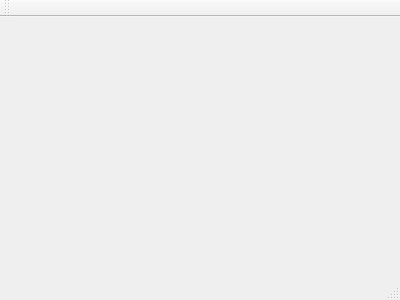
pmaprog/miem, file miem/2_year/lab1_3/mainwindow.ui: the form before one commit.
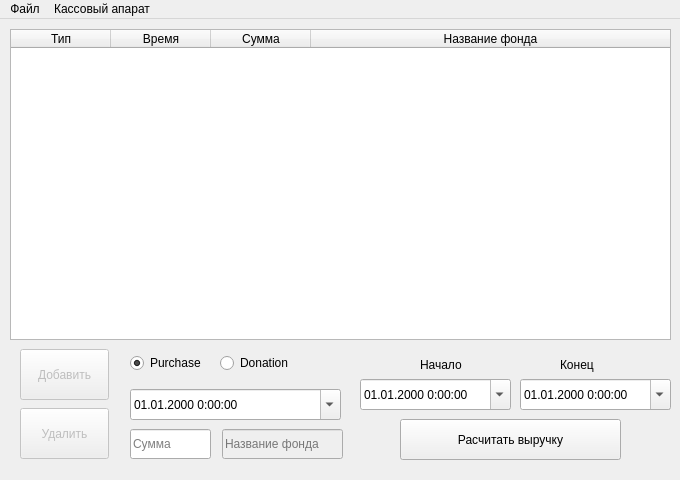
The form after the commit.

Patch:
```diff
--- a/miem/2_year/lab1_3/mainwindow.ui
+++ b/miem/2_year/lab1_3/mainwindow.ui
@@ -1,24 +1,302 @@
 <ui version="4.0">
  <class>MainWindow</class>
- <widget class="QMainWindow" name="MainWindow" >
-  <property name="geometry" >
+ <widget class="QMainWindow" name="MainWindow">
+  <property name="geometry">
    <rect>
     <x>0</x>
     <y>0</y>
-    <width>400</width>
-    <height>300</height>
+    <width>680</width>
+    <height>480</height>
    </rect>
   </property>
-  <property name="windowTitle" >
-   <string>MainWindow</string>
+  <property name="sizePolicy">
+   <sizepolicy hsizetype="Preferred" vsizetype="Preferred">
+    <horstretch>0</horstretch>
+    <verstretch>0</verstretch>
+   </sizepolicy>
   </property>
-  <widget class="QMenuBar" name="menuBar" />
-  <widget class="QToolBar" name="mainToolBar" />
-  <widget class="QWidget" name="centralWidget" />
-  <widget class="QStatusBar" name="statusBar" />
+  <property name="windowTitle">
+   <string>Кассовый аппарат</string>
+  </property>
+  <widget class="QWidget" name="centralWidget">
+   <widget class="QTableWidget" name="table">
+    <property name="enabled">
+     <bool>true</bool>
+    </property>
+    <property name="geometry">
+     <rect>
+      <x>10</x>
+      <y>10</y>
+      <width>661</width>
+      <height>311</height>
+     </rect>
+    </property>
+    <property name="editTriggers">
+     <set>QAbstractItemView::NoEditTriggers</set>
+    </property>
+    <property name="selectionBehavior">
+     <enum>QAbstractItemView::SelectRows</enum>
+    </property>
+    <attribute name="horizontalHeaderStretchLastSection">
+     <bool>true</bool>
+    </attribute>
+    <column>
+     <property name="text">
+      <string>Тип</string>
+     </property>
+    </column>
+    <column>
+     <property name="text">
+      <string>Время</string>
+     </property>
+    </column>
+    <column>
+     <property name="text">
+      <string>Сумма</string>
+     </property>
+    </column>
+    <column>
+     <property name="text">
+      <string>Название фонда</string>
+     </property>
+    </column>
+   </widget>
+   <widget class="QPushButton" name="btnPush">
+    <property name="enabled">
+     <bool>false</bool>
+    </property>
+    <property name="geometry">
+     <rect>
+      <x>20</x>
+      <y>330</y>
+      <width>89</width>
+      <height>51</height>
+     </rect>
+    </property>
+    <property name="text">
+     <string>Добавить</string>
+    </property>
+   </widget>
+   <widget class="QLineEdit" name="leAmount">
+    <property name="geometry">
+     <rect>
+      <x>130</x>
+      <y>410</y>
+      <width>81</width>
+      <height>30</height>
+     </rect>
+    </property>
+    <property name="styleSheet">
+     <string notr="true"/>
+    </property>
+    <property name="text">
+     <string/>
+    </property>
+    <property name="placeholderText">
+     <string>Сумма</string>
+    </property>
+   </widget>
+   <widget class="QLineEdit" name="leFundName">
+    <property name="enabled">
+     <bool>false</bool>
+    </property>
+    <property name="geometry">
+     <rect>
+      <x>222</x>
+      <y>410</y>
+      <width>121</width>
+      <height>30</height>
+     </rect>
+    </property>
+    <property name="text">
+     <string/>
+    </property>
+    <property name="placeholderText">
+     <string>Название фонда</string>
+    </property>
+   </widget>
+   <widget class="QDateTimeEdit" name="dteTime">
+    <property name="geometry">
+     <rect>
+      <x>130</x>
+      <y>370</y>
+      <width>211</width>
+      <height>31</height>
+     </rect>
+    </property>
+    <property name="displayFormat">
+     <string>dd.MM.yyyy H:mm:ss</string>
+    </property>
+    <property name="calendarPopup">
+     <bool>true</bool>
+    </property>
+   </widget>
+   <widget class="QRadioButton" name="rbPurchase">
+    <property name="geometry">
+     <rect>
+      <x>130</x>
+      <y>330</y>
+      <width>111</width>
+      <height>28</height>
+     </rect>
+    </property>
+    <property name="text">
+     <string>Purchase</string>
+    </property>
+    <property name="checked">
+     <bool>true</bool>
+    </property>
+   </widget>
+   <widget class="QRadioButton" name="rbDonation">
+    <property name="geometry">
+     <rect>
+      <x>220</x>
+      <y>330</y>
+      <width>121</width>
+      <height>28</height>
+     </rect>
+    </property>
+    <property name="text">
+     <string>Donation</string>
+    </property>
+   </widget>
+   <widget class="QPushButton" name="btnPop">
+    <property name="enabled">
+     <bool>false</bool>
+    </property>
+    <property name="geometry">
+     <rect>
+      <x>20</x>
+      <y>389</y>
+      <width>89</width>
+      <height>51</height>
+     </rect>
+    </property>
+    <property name="text">
+     <string>Удалить</string>
+    </property>
+   </widget>
+   <widget class="QDateTimeEdit" name="time1">
+    <property name="geometry">
+     <rect>
+      <x>360</x>
+      <y>360</y>
+      <width>151</width>
+      <height>31</height>
+     </rect>
+    </property>
+    <property name="displayFormat">
+     <string>dd.MM.yyyy H:mm:ss</string>
+    </property>
+    <property name="calendarPopup">
+     <bool>true</bool>
+    </property>
+   </widget>
+   <widget class="QDateTimeEdit" name="time2">
+    <property name="geometry">
+     <rect>
+      <x>520</x>
+      <y>360</y>
+      <width>151</width>
+      <height>31</height>
+     </rect>
+    </property>
+    <property name="displayFormat">
+     <string>dd.MM.yyyy H:mm:ss</string>
+    </property>
+    <property name="calendarPopup">
+     <bool>true</bool>
+    </property>
+   </widget>
+   <widget class="QPushButton" name="btnCalc">
+    <property name="geometry">
+     <rect>
+      <x>400</x>
+      <y>400</y>
+      <width>221</width>
+      <height>41</height>
+     </rect>
+    </property>
+    <property name="text">
+     <string>Расчитать выручку</string>
+    </property>
+   </widget>
+   <widget class="QLabel" name="lblTime1">
+    <property name="geometry">
+     <rect>
+      <x>420</x>
+      <y>330</y>
+      <width>51</width>
+      <height>31</height>
+     </rect>
+    </property>
+    <property name="text">
+     <string>Начало</string>
+    </property>
+   </widget>
+   <widget class="QLabel" name="lblTime2">
+    <property name="geometry">
+     <rect>
+      <x>560</x>
+      <y>330</y>
+      <width>51</width>
+      <height>31</height>
+     </rect>
+    </property>
+    <property name="text">
+     <string>Конец</string>
+    </property>
+   </widget>
+  </widget>
+  <widget class="QMenuBar" name="menuBar">
+   <property name="geometry">
+    <rect>
+     <x>0</x>
+     <y>0</y>
+     <width>680</width>
+     <height>26</height>
+    </rect>
+   </property>
+   <widget class="QMenu" name="menu">
+    <property name="title">
+     <string>Файл</string>
+    </property>
+    <addaction name="menuOpen"/>
+    <addaction name="menuSave"/>
+    <addaction name="separator"/>
+    <addaction name="menuQuit"/>
+   </widget>
+   <widget class="QMenu" name="menu_2">
+    <property name="title">
+     <string>Кассовый апарат</string>
+    </property>
+    <addaction name="menuDeleteAll"/>
+   </widget>
+   <addaction name="menu"/>
+   <addaction name="menu_2"/>
+  </widget>
+  <action name="menuQuit">
+   <property name="text">
+    <string>Выход</string>
+   </property>
+  </action>
+  <action name="menuOpen">
+   <property name="text">
+    <string>Открыть</string>
+   </property>
+  </action>
+  <action name="menuSave">
+   <property name="text">
+    <string>Сохранить</string>
+   </property>
+  </action>
+  <action name="menuDeleteAll">
+   <property name="text">
+    <string>Удалить всё</string>
+   </property>
+  </action>
  </widget>
- <layoutDefault spacing="6" margin="11" />
- <pixmapfunction></pixmapfunction>
+ <layoutdefault spacing="6" margin="11"/>
  <resources/>
  <connections/>
 </ui>
```
Left out of the diff: 1 changed line with no effect on the pictures.
